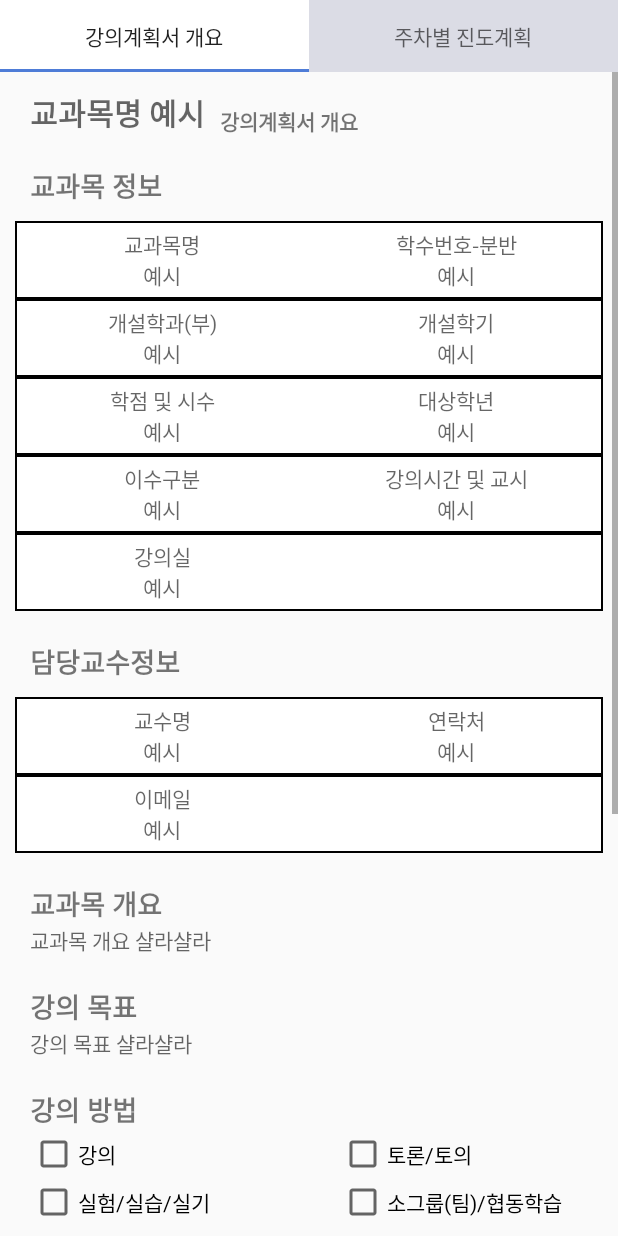
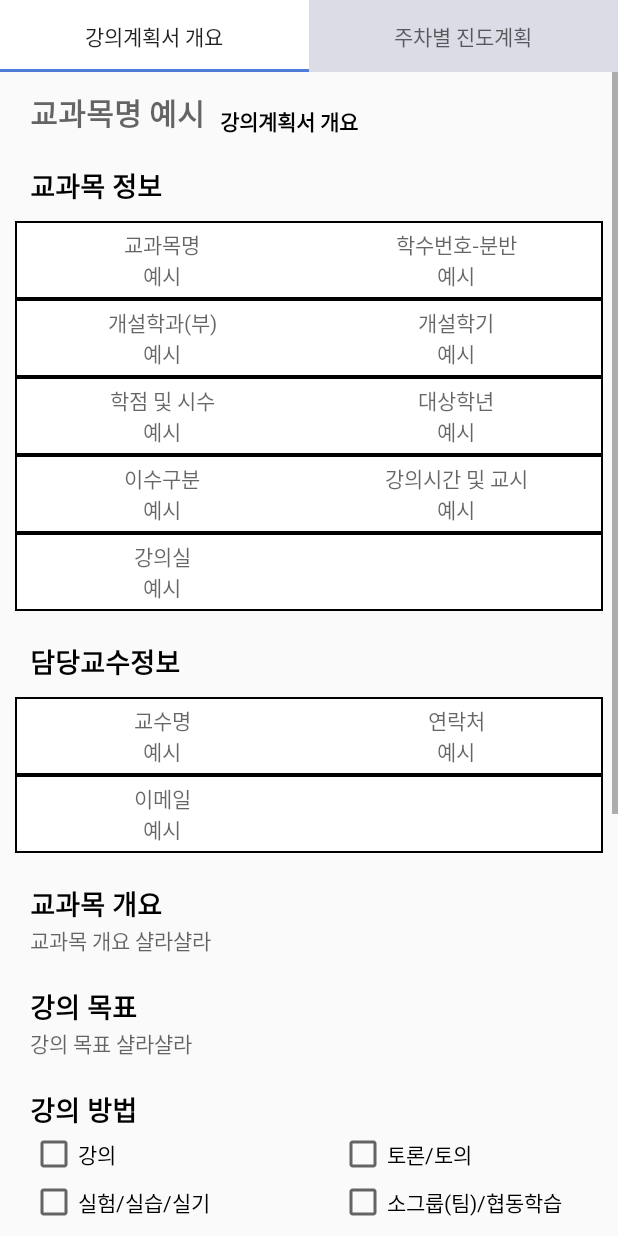
Before and after one commit to dongbin98/SKUP_Project, an Android app: the LecturePlanDetailInfoFragment screen opened directly, with no data from a screen before it, on a phone screen of 412 x 824 dp. Run offline under Robolectric (Android 15) with nearby library versions, the phone set to English and light mode, and no system bars; 12 statements that could not run were skipped.

Commit message:
Dark & Light Mode Color Set Change!

```diff
--- a/app/src/main/res/drawable/lectureplan_tab_selected.xml
+++ b/app/src/main/res/drawable/lectureplan_tab_selected.xml
@@ -1,4 +1,4 @@
 <?xml version="1.0" encoding="utf-8"?>
 <shape xmlns:android="http://schemas.android.com/apk/res/android">
-    <solid android:color="@color/white"/>
+    <solid android:color="@color/tabSColor"/>
 </shape>
--- a/app/src/main/res/drawable/lectureplan_tab_unselected.xml
+++ b/app/src/main/res/drawable/lectureplan_tab_unselected.xml
@@ -1,4 +1,5 @@
 <?xml version="1.0" encoding="utf-8"?>
 <shape xmlns:android="http://schemas.android.com/apk/res/android">
-    <solid android:color="@color/tabColor"/>
+    <solid android:color="@color/tabUColor"/>
+"/>
 </shape>
--- a/app/src/main/res/layout/lectureplan_detail_info_form.xml
+++ b/app/src/main/res/layout/lectureplan_detail_info_form.xml
@@ -13,6 +13,7 @@
             android:layout_width="wrap_content"
             android:layout_height="wrap_content"
             android:hint="교과목명 예시"
+            android:textColor="@color/black"
             android:textStyle="bold"
             android:textSize="20dp"
             android:layout_marginTop="60dp"
@@ -25,6 +26,7 @@
             android:layout_width="wrap_content"
             android:layout_height="wrap_content"
             android:text="강의계획서 개요"
+            android:textColor="@color/black"
             android:textStyle="bold"
             android:layout_marginTop="70dp"
             android:layout_marginLeft="10dp"
@@ -36,6 +38,7 @@
             android:layout_width="wrap_content"
             android:layout_height="wrap_content"
             android:text="교과목 정보"
+            android:textColor="@color/black"
             android:textStyle="bold"
             android:textSize="18dp"
             android:layout_margin="20dp"
@@ -155,6 +158,7 @@
             android:layout_width="wrap_content"
             android:layout_height="wrap_content"
             android:text="담당교수정보"
+            android:textColor="@color/black"
             android:textStyle="bold"
             android:textSize="18dp"
             android:layout_margin="20dp"
@@ -211,6 +215,7 @@
             android:layout_width="wrap_content"
             android:layout_height="wrap_content"
             android:text="교과목 개요"
+            android:textColor="@color/black"
             android:textStyle="bold"
             android:textSize="18dp"
             android:layout_margin="20dp"
@@ -222,6 +227,7 @@
             android:layout_width="match_parent"
             android:layout_height="wrap_content"
             android:hint="교과목 개요 샬라샬라"
+            android:textColor="@color/black"
             android:layout_marginLeft="20dp"
             android:layout_marginRight="20dp"
             app:layout_constraintTop_toBottomOf="@id/lectureplan_detail_info_text4"
@@ -232,6 +238,7 @@
             android:layout_width="wrap_content"
             android:layout_height="wrap_content"
             android:text="강의 목표"
+            android:textColor="@color/black"
             android:textStyle="bold"
             android:textSize="18dp"
             android:layout_margin="20dp"
@@ -243,6 +250,7 @@
             android:layout_width="match_parent"
             android:layout_height="wrap_content"
             android:hint="강의 목표 샬라샬라"
+            android:textColor="@color/black"
             android:layout_marginLeft="20dp"
             android:layout_marginRight="20dp"
             app:layout_constraintTop_toBottomOf="@id/lectureplan_detail_info_text5"
@@ -253,6 +261,7 @@
             android:layout_width="wrap_content"
             android:layout_height="wrap_content"
             android:text="강의 방법"
+            android:textColor="@color/black"
             android:textStyle="bold"
             android:textSize="18dp"
             android:layout_margin="20dp"
@@ -264,6 +273,7 @@
             android:layout_width="0dp"
             android:layout_height="wrap_content"
             android:clickable="false"
+            android:textColor="@color/black"
             android:text="강의"
             android:layout_marginLeft="20dp"
             app:layout_constraintHorizontal_chainStyle="spread_inside"
@@ -276,6 +286,7 @@
             android:layout_width="0dp"
             android:layout_height="wrap_content"
             android:clickable="false"
+            android:textColor="@color/black"
             android:text="토론/토의"
             android:layout_marginLeft="20dp"
             app:layout_constraintStart_toEndOf="@id/lectureplan_detail_info_cbx_1"
@@ -287,6 +298,7 @@
             android:layout_width="0dp"
             android:layout_height="wrap_content"
             android:clickable="false"
+            android:textColor="@color/black"
             android:text="실험/실습/실기"
             android:layout_marginLeft="20dp"
             app:layout_constraintHorizontal_chainStyle="spread_inside"
@@ -299,6 +311,7 @@
             android:layout_width="0dp"
             android:layout_height="wrap_content"
             android:clickable="false"
+            android:textColor="@color/black"
             android:text="소그룹(팀)/협동학습"
             android:layout_marginLeft="20dp"
             app:layout_constraintStart_toEndOf="@id/lectureplan_detail_info_cbx_3"
@@ -310,6 +323,7 @@
             android:layout_width="0dp"
             android:layout_height="wrap_content"
             android:clickable="false"
+            android:textColor="@color/black"
             android:text="프로젝트"
             android:layout_marginLeft="20dp"
             app:layout_constraintHorizontal_chainStyle="spread_inside"
@@ -322,6 +336,7 @@
             android:layout_width="0dp"
             android:layout_height="wrap_content"
             android:clickable="false"
+            android:textColor="@color/black"
             android:text="문제중심"
             android:layout_marginLeft="20dp"
             app:layout_constraintStart_toEndOf="@id/lectureplan_detail_info_cbx_5"
@@ -333,6 +348,7 @@
             android:layout_width="0dp"
             android:layout_height="wrap_content"
             android:clickable="false"
+            android:textColor="@color/black"
             android:text="플립러닝"
             android:layout_marginLeft="20dp"
             app:layout_constraintHorizontal_chainStyle="spread_inside"
@@ -345,6 +361,7 @@
             android:layout_width="0dp"
             android:layout_height="wrap_content"
             android:clickable="false"
+            android:textColor="@color/black"
             android:text="초청강의"
             android:layout_marginLeft="20dp"
             app:layout_constraintStart_toEndOf="@id/lectureplan_detail_info_cbx_7"
@@ -356,6 +373,7 @@
             android:layout_width="0dp"
             android:layout_height="wrap_content"
             android:clickable="false"
+            android:textColor="@color/black"
             android:text="개별학습(1:1)"
             android:layout_marginLeft="20dp"
             app:layout_constraintHorizontal_chainStyle="spread_inside"
@@ -368,6 +386,7 @@
             android:layout_width="0dp"
             android:layout_height="wrap_content"
             android:clickable="false"
+            android:textColor="@color/black"
             android:text="현장답사/체험"
             android:layout_marginLeft="20dp"
             app:layout_constraintStart_toEndOf="@id/lectureplan_detail_info_cbx_9"
@@ -379,6 +398,7 @@
             android:layout_width="0dp"
             android:layout_height="wrap_content"
             android:clickable="false"
+            android:textColor="@color/black"
             android:text="온라인"
             android:layout_marginLeft="20dp"
             app:layout_constraintHorizontal_chainStyle="spread_inside"
@@ -391,6 +411,7 @@
             android:layout_width="0dp"
             android:layout_height="wrap_content"
             android:clickable="false"
+            android:textColor="@color/black"
             android:text="액션러닝"
             android:layout_marginLeft="20dp"
             app:layout_constraintStart_toEndOf="@id/lectureplan_detail_info_cbx_11"
@@ -402,6 +423,7 @@
             android:layout_width="wrap_content"
             android:layout_height="wrap_content"
             android:text="평가 방법"
+            android:textColor="@color/black"
             android:textStyle="bold"
             android:textSize="18dp"
             android:layout_margin="20dp"
@@ -413,6 +435,7 @@
             android:layout_width="match_parent"
             android:layout_height="wrap_content"
             android:hint="평가 방법 샬라샬라"
+            android:textColor="@color/black"
             android:layout_marginLeft="20dp"
             android:layout_marginRight="20dp"
             app:layout_constraintTop_toBottomOf="@id/lectureplan_detail_info_text7"
@@ -423,6 +446,7 @@
             android:layout_width="wrap_content"
             android:layout_height="wrap_content"
             android:text="전공 능력"
+            android:textColor="@color/black"
             android:textStyle="bold"
             android:textSize="18dp"
             android:layout_margin="20dp"
@@ -434,6 +458,7 @@
             android:layout_width="match_parent"
             android:layout_height="wrap_content"
             android:hint="전공 능력 샬라샬라"
+            android:textColor="@color/black"
             android:layout_marginLeft="20dp"
             android:layout_marginRight="20dp"
             app:layout_constraintTop_toBottomOf="@id/lectureplan_detail_info_text8"
@@ -444,6 +469,7 @@
             android:layout_width="wrap_content"
             android:layout_height="wrap_content"
             android:text="강의규정 또는 안내사항"
+            android:textColor="@color/black"
             android:textStyle="bold"
             android:textSize="18dp"
             android:layout_margin="20dp"
@@ -455,6 +481,7 @@
             android:layout_width="match_parent"
             android:layout_height="wrap_content"
             android:hint="안내사항 샬라샬라"
+            android:textColor="@color/black"
             android:layout_marginLeft="20dp"
             android:layout_marginRight="20dp"
             app:layout_constraintTop_toBottomOf="@id/lectureplan_detail_info_text9"
@@ -465,6 +492,7 @@
             android:layout_width="wrap_content"
             android:layout_height="wrap_content"
             android:text="교재 및 참고도서 / 추천도서"
+            android:textColor="@color/black"
             android:textStyle="bold"
             android:textSize="18dp"
             android:layout_margin="20dp"
--- a/app/src/main/res/layout/lectureplan_detail_week_form.xml
+++ b/app/src/main/res/layout/lectureplan_detail_week_form.xml
@@ -13,6 +13,7 @@
             android:layout_width="wrap_content"
             android:layout_height="wrap_content"
             android:hint="교과목명 예시"
+            android:textColor="@color/black"
             android:textStyle="bold"
             android:textSize="20dp"
             android:layout_marginTop="60dp"
@@ -25,6 +26,7 @@
             android:layout_width="wrap_content"
             android:layout_height="wrap_content"
             android:text="주차별 강의진도계획"
+            android:textColor="@color/black"
             android:textStyle="bold"
             android:layout_marginTop="70dp"
             android:layout_marginLeft="10dp"
--- a/app/src/main/res/values-night/colors.xml
+++ b/app/src/main/res/values-night/colors.xml
@@ -8,6 +8,7 @@
     <color name="white">#FF212124</color>
     <color name="black">#FFC5C5C5</color>
     <color name="MainColor">#FF4E7CD7</color>
-    <color name="tabColor">#FFDBDCE5</color>
+    <color name="tabSColor">#FF212124</color>
+    <color name="tabUColor">#FF4D506A</color>
     <color name="loginBtnColor">#FFFFFFFF</color>
 </resources>
--- a/app/src/main/res/values/colors.xml
+++ b/app/src/main/res/values/colors.xml
@@ -8,6 +8,7 @@
     <color name="black">#FF000000</color>
     <color name="white">#FFFFFFFF</color>
     <color name="MainColor">#FF4E7CD7</color>
-    <color name="tabColor">#FFDBDCE5</color>
+    <color name="tabSColor">#FFFFFFFF</color>
+    <color name="tabUColor">#FFDBDCE5</color>
     <color name="loginBtnColor">#FFFFFFFF</color>
 </resources>
```
